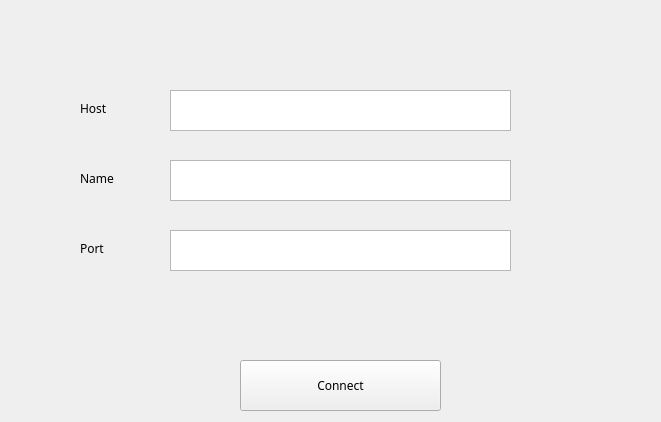
The window that src/operator/gui/resources/ui/connect_screen.ui (ProDefense/Avocado) describes before a commit, drawn with Qt 5.
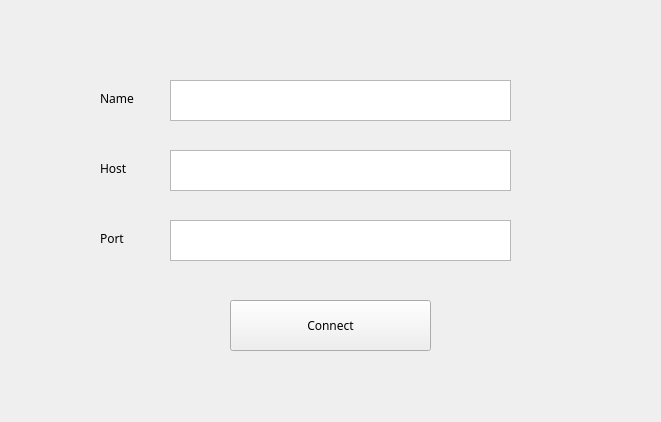
The same window after the commit.

Commit message: Put name at top of connect screen

```diff
--- a/src/operator/gui/resources/ui/connect_screen.ui
+++ b/src/operator/gui/resources/ui/connect_screen.ui
@@ -21,7 +21,7 @@
   <property name="styleSheet">
    <string notr="true"/>
   </property>
-  <layout class="QVBoxLayout" name="verticalLayout">
+  <layout class="QHBoxLayout" name="horizontalLayout">
    <property name="spacing">
     <number>0</number>
    </property>
@@ -43,7 +43,7 @@
       <property name="geometry">
        <rect>
         <x>170</x>
-        <y>90</y>
+        <y>150</y>
         <width>341</width>
         <height>41</height>
        </rect>
@@ -53,7 +53,7 @@
       <property name="geometry">
        <rect>
         <x>170</x>
-        <y>160</y>
+        <y>80</y>
         <width>341</width>
         <height>41</height>
        </rect>
@@ -63,7 +63,7 @@
       <property name="geometry">
        <rect>
         <x>170</x>
-        <y>230</y>
+        <y>220</y>
         <width>341</width>
         <height>41</height>
        </rect>
@@ -72,8 +72,8 @@
      <widget class="QPushButton" name="connectButton">
       <property name="geometry">
        <rect>
-        <x>240</x>
-        <y>360</y>
+        <x>230</x>
+        <y>300</y>
         <width>201</width>
         <height>51</height>
        </rect>
@@ -85,8 +85,8 @@
      <widget class="QLabel" name="label">
       <property name="geometry">
        <rect>
-        <x>80</x>
-        <y>100</y>
+        <x>100</x>
+        <y>160</y>
         <width>58</width>
         <height>16</height>
        </rect>
@@ -98,8 +98,8 @@
      <widget class="QLabel" name="label_2">
       <property name="geometry">
        <rect>
-        <x>80</x>
-        <y>240</y>
+        <x>100</x>
+        <y>230</y>
         <width>58</width>
         <height>16</height>
        </rect>
@@ -111,8 +111,8 @@
      <widget class="QLabel" name="label_3">
       <property name="geometry">
        <rect>
-        <x>80</x>
-        <y>170</y>
+        <x>100</x>
+        <y>90</y>
         <width>58</width>
         <height>16</height>
        </rect>
```
The commit also changes 1 other file.
